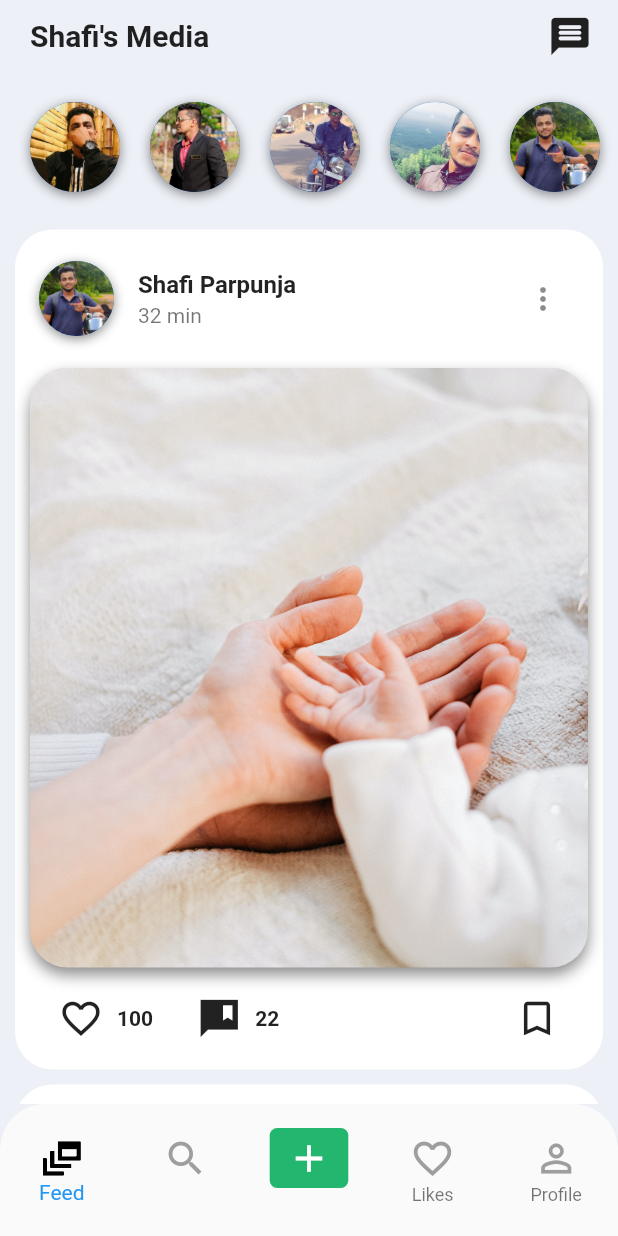
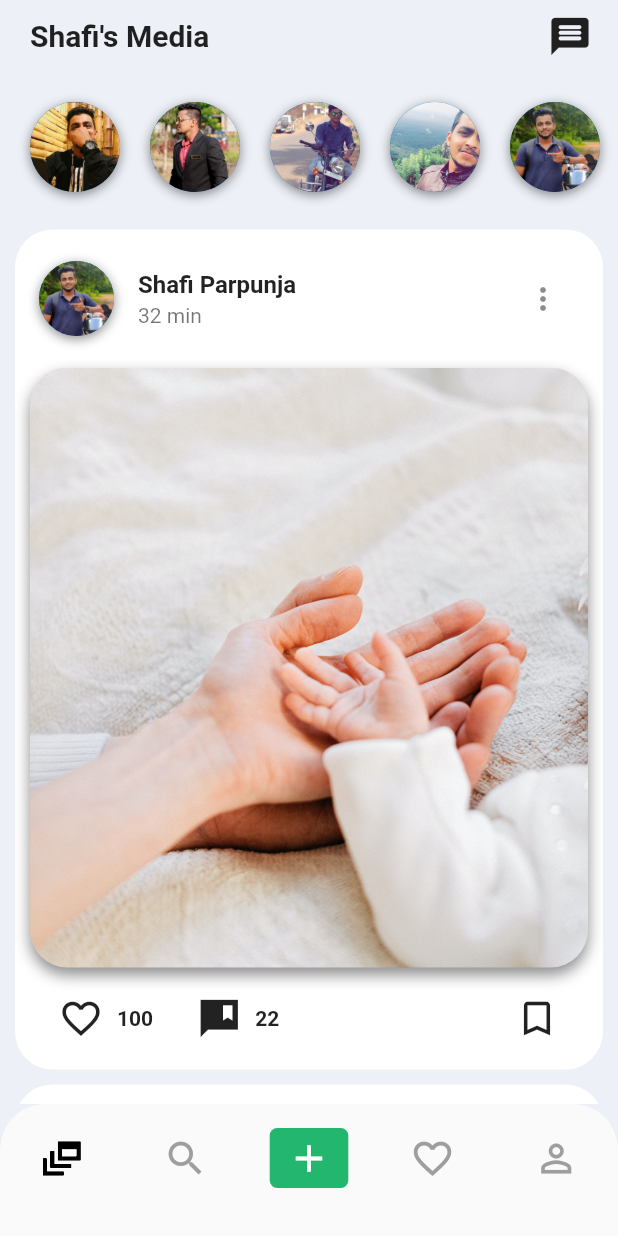
Before and after one commit to shafi3112/shafi_insta, a Flutter app: the screen it shows after launch, on a phone screen of 412 x 824 dp. Run offline on Flutter 3.47's test engine with Material 2 defaults, Android fonts, the phone set to English and light mode, and no system bars; Roboto replaces fonts that are missing (times new roman).

Commit message:
profile page updated

```diff
--- /dev/null
+++ b/lib/model/profile.dart
@@ -0,0 +1,17 @@
+class Profile {
+  final String imageUrl;
+  final String title;
+  final String subtitle;
+  final String totalPost;
+  final String totalFollowers;
+  final String totalFollowing;
+
+  Profile({
+    this.imageUrl,
+    this.subtitle,
+    this.title,
+    this.totalFollowers,
+    this.totalFollowing,
+    this.totalPost,
+  });
+}
--- a/lib/screen/feedscreen.dart
+++ b/lib/screen/feedscreen.dart
@@ -2,6 +2,7 @@ import 'package:flutter/material.dart';
 import 'package:instagram_basic_feed/model/post.dart' ;
 import 'package:instagram_basic_feed/screen/messagescreen.dart';
 import 'package:instagram_basic_feed/screen/msg.dart';
+import 'package:instagram_basic_feed/screen/profilepage.dart';
 import 'package:instagram_basic_feed/screen/viewpost.dart' ;
 import 'package:instagram_basic_feed/searchpage.dart';
 
@@ -276,7 +277,7 @@ class _FeedScreenState extends State<FeedScreen> {
                 size: 30.0,
                 color: Colors.black,
               ),
-              title: Text('Feed'),
+              title: Text(''),
             ),
             BottomNavigationBarItem(
               icon: Padding(
@@ -324,16 +325,44 @@ class _FeedScreenState extends State<FeedScreen> {
                 size: 30.0,
                 color: Colors.grey,
               ),
-              title: Text('Likes'),
+              title: Text(''),
             ),
             BottomNavigationBarItem(
-              icon: Icon(
+              icon: Padding(
+                padding: EdgeInsets.all(5.0),
+                child: IconButton(
+                  icon: Icon(
+                    Icons.person_outline,
+                  ),
+                  iconSize: 30.0,
+                  color: Colors.grey,
+                  onPressed: () {
+                    Navigator.push(
+                      context,
+                      MaterialPageRoute(
+                        builder: (_) => UserProfilePage(),
+                      ),
+                    );
+                  },
+                ),
+              ),
+              title: Text(''),
+            ),
+              /*icon: Icon(
                 Icons.person_outline,
                 size: 30.0,
                 color: Colors.grey,
+                onPressed: () {
+                  Navigator.push(
+                    context,
+                    MaterialPageRoute(
+                      builder: (_) => UserProfilePage(),
+                    ),
+                  );
+                },
               ),
               title: Text('Profile'),
-            ),
+            ),*/
           ],
         ),
       ),
--- a/pubspec.yaml
+++ b/pubspec.yaml
@@ -21,6 +21,7 @@ environment:
   sdk: ">=2.7.0 <3.0.0"
 
 dependencies:
+  flutter_insta: ^0.1.4
   flutter:
     sdk: flutter
 
```
Also changed, not shown: lib/screen/profilepage.dart (added, +140 -0 lines), lib/screen/profilescreen.dart (added, +46 -0 lines), pubspec.lock.
